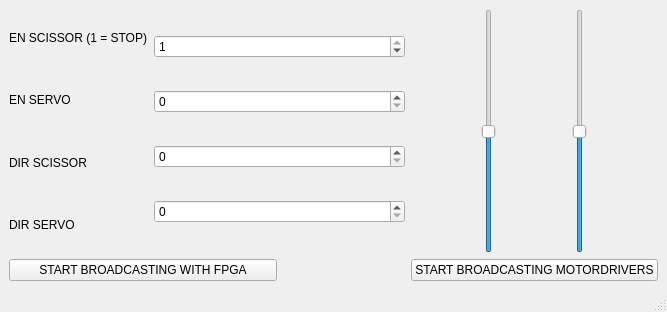
OgLocGreen/proyecto_sistema_mecatronico_industrial, file Software/SimuladorPuertoSerieFPGA/MainWindow.ui: the form before one commit.
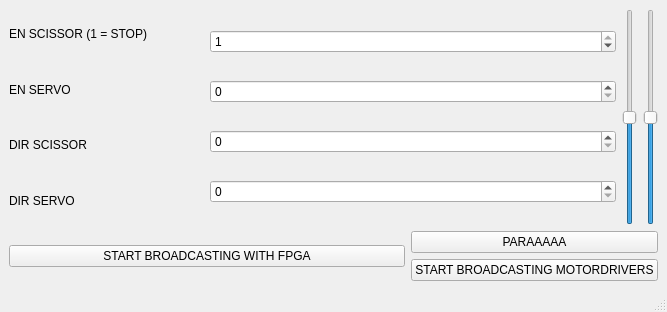
The form after the commit.

Commit message:
last modifications to manipulate MD and FPGA
modifications on simulator interface to control FPGA and MD at the same time. Achieved mainly but there are problems with the hardware

Patch:
```diff
--- a/Software/SimuladorPuertoSerieFPGA/MainWindow.ui
+++ b/Software/SimuladorPuertoSerieFPGA/MainWindow.ui
@@ -82,13 +82,6 @@
       </item>
      </layout>
     </item>
-    <item row="6" column="1" colspan="2">
-     <widget class="QPushButton" name="qSendLine_pushButton">
-      <property name="text">
-       <string>START BROADCASTING WITH FPGA</string>
-      </property>
-     </widget>
-    </item>
     <item row="0" column="4">
      <layout class="QHBoxLayout" name="horizontalLayout">
       <item>
@@ -119,12 +112,34 @@
       </item>
      </layout>
     </item>
-    <item row="6" column="4">
+    <item row="1" column="1" colspan="2">
+     <layout class="QHBoxLayout" name="horizontalLayout_2">
+      <item>
+       <widget class="QPushButton" name="qSendLine_pushButton">
+        <property name="text">
+         <string>START BROADCASTING WITH FPGA</string>
+        </property>
+       </widget>
+      </item>
+     </layout>
+    </item>
+    <item row="1" column="3" colspan="2">
+     <layout class="QVBoxLayout" name="verticalLayout_3">
+      <item>
+       <widget class="QPushButton" name="qParaMD_pushButton">
+        <property name="text">
+         <string>PARAAAAA</string>
+        </property>
+       </widget>
+      </item>
+      <item>
      <widget class="QPushButton" name="qStartSendMD_pushButton">
       <property name="text">
        <string>START BROADCASTING MOTORDRIVERS</string>
       </property>
      </widget>
+      </item>
+     </layout>
     </item>
    </layout>
   </widget>
```
Lines whose indentation alone changed are shown as unchanged. The commit also changes 13 other files.
